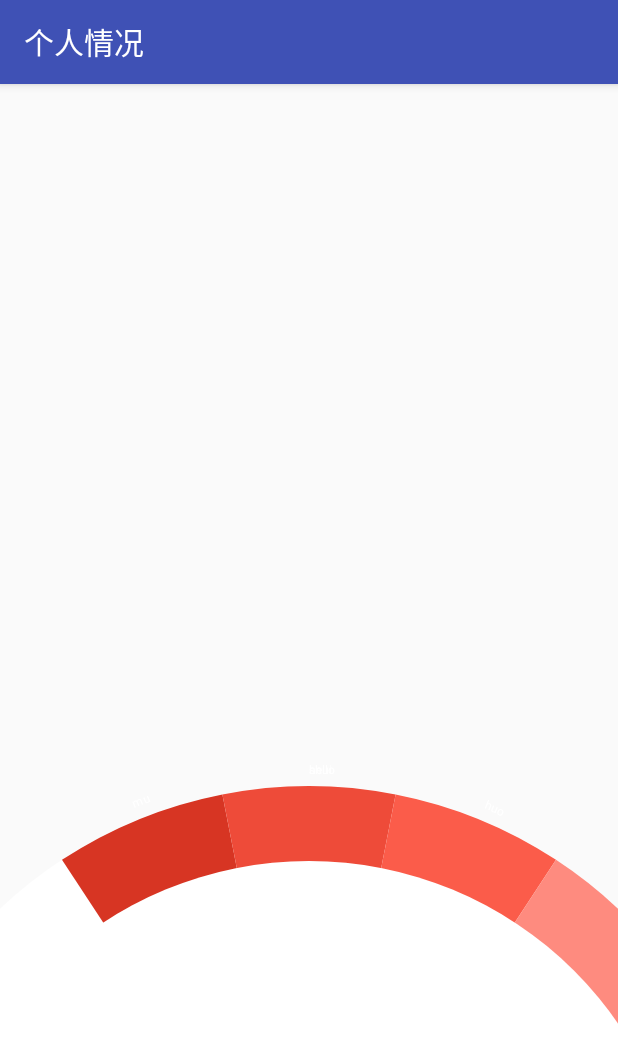
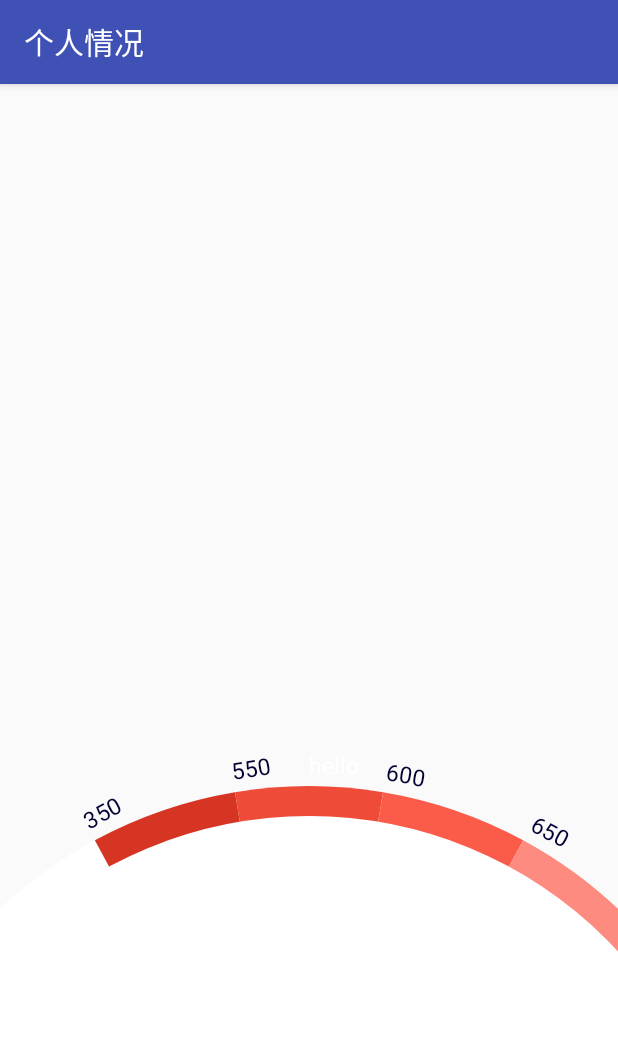
Before and after one commit to wuzhenmin/work-view-demo, an Android app: the screen it shows after launch (SelfDigitalActivity), on a phone screen of 412 x 824 dp. Shown: the top 1063 px of the screen. Run offline under Robolectric (Android 15) with nearby library versions, the phone set to English and light mode, and no system bars.

Commit message:
修改一些显示细节

```diff
--- a/app/src/main/java/com/kingdee/min/logindemo/view/ColorFulSectorView.java
+++ b/app/src/main/java/com/kingdee/min/logindemo/view/ColorFulSectorView.java
@@ -20,18 +20,19 @@ public class ColorFulSectorView extends View {
 
     private int bigRadius;
     private int smallRadius;
+    private int mTextSize;
+    private int mTextColor;
     private Paint mPaint;
     private TextPaint mTextPaint;
     private RectF mRectF;
     private final int SUM2PARTS = 5;
-    private final int BACKROTATE = SUM2PARTS / 2;
+    private final float BACKROTATE = SUM2PARTS / 2f-1f;
     private final int[] PANEL_COLORS = new int[]{
             Color.rgb(0xd7, 0x35, 0x23), Color.rgb(0xee, 0x4b, 0x39),
             Color.rgb(0xfb, 0x5c, 0x4a), Color.rgb(0xfe, 0x8b, 0x7f), Color.rgb(0xff, 0xaa, 0xa0)};
 
-    private final String[] PANEL_STRINGS = new String[]{
-            "jin", "mu", "shui", "huo", "tu"
-    };
+    final String[] PANEL_LABELS = new String[]{"350", "550", "600", "650", "700", "950"};
+
 
     public ColorFulSectorView(Context context) {
         this(context, null);
@@ -51,6 +52,13 @@ public class ColorFulSectorView extends View {
                 case R.styleable.ColorFulSectorView_bigRadius:
                     bigRadius = array.getDimensionPixelSize(attr, (int) TypedValue.applyDimension(
                             TypedValue.COMPLEX_UNIT_DIP, 150, getResources().getDisplayMetrics()));
+                    break;
+                case R.styleable.ColorFulSectorView_mTextColor:
+                    mTextColor = array.getColor(attr, Color.BLACK);
+                    break;
+                case R.styleable.ColorFulSectorView_mTextSize:
+                    mTextSize = array.getDimensionPixelSize(attr, (int) TypedValue.applyDimension(
+                            TypedValue.COMPLEX_UNIT_SP, 18, getResources().getDisplayMetrics()));
                     break;
                 default:
                     break;
@@ -83,12 +91,12 @@ public class ColorFulSectorView extends View {
         canvas.drawCircle(centreX, centreY, smallRadius, mPaint);
 
         mTextPaint.setColor(Color.WHITE);
-        mTextPaint.setTextSize(28);
-        canvas.drawText("hello", centreX, centreY - bigRadius - mPaint.getTextSize(), mPaint);
+        mTextPaint.setTextSize(mTextSize);
+        canvas.drawText("hello", centreX, centreY - bigRadius - mPaint.getTextSize(), mTextPaint);
         canvas.rotate(-BACKROTATE * mSweepAngleApart, centreX, centreY);
-        mTextPaint.setColor(Color.BLACK);
-        for (int i = 0; i < PANEL_STRINGS.length; i++) {
-            canvas.drawText(PANEL_STRINGS[i], centreX, centreY - bigRadius - mPaint.getTextSize(), mPaint);
+        mTextPaint.setColor(mTextColor);
+        for (int i = 0; i < PANEL_LABELS.length; i++) {
+            canvas.drawText(PANEL_LABELS[i], centreX, centreY - bigRadius - mPaint.getTextSize(), mTextPaint);
             canvas.rotate(mSweepAngleApart, centreX, centreY);
         }
 
--- a/app/src/main/res/layout/activity_self_digital.xml
+++ b/app/src/main/res/layout/activity_self_digital.xml
@@ -8,7 +8,10 @@
         android:layout_width="match_parent"
         android:layout_height="400dp"
         android:layout_alignParentBottom="true"
-        min:smallRadius="250dp"
-        min:bigRadius="300dp"/>
+        min:bigRadius="300dp"
+        min:mTextColor="@color/text_lebals_color"
+        min:mTextSize="15sp"
+        min:smallRadius="280dp" />
+
 
 </RelativeLayout>
--- a/app/src/main/res/values/attrs.xml
+++ b/app/src/main/res/values/attrs.xml
@@ -5,6 +5,8 @@
     <declare-styleable name="ColorFulSectorView">
         <attr name="bigRadius" format="dimension" />
         <attr name="smallRadius" format="dimension" />
+        <attr name="mTextSize" format="dimension" />
+        <attr name="mTextColor" format="color" />
     </declare-styleable>
 
 
--- a/app/src/main/res/values/colors.xml
+++ b/app/src/main/res/values/colors.xml
@@ -6,4 +6,5 @@
     <color name="color_btn_unable">#969696</color>
     <color name="btn_text_color">#FFFFFF</color>
     <color name="btn_gradient_color">#0099ff</color>
+    <color name="text_lebals_color">#000033</color>
 </resources>
```
